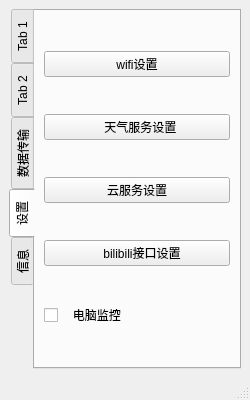
First picture: the form in Software/QT-rebuid/Sparrow/mainwindow.ui, repository Magiclxw/Sparrow, before the edit.
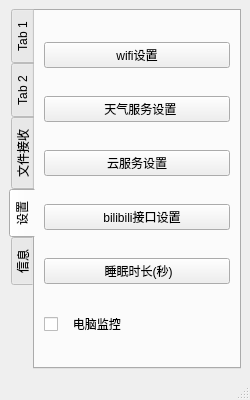
Second picture: the form after the edit.

Commit message: 20241007 Android: 1.添加重建工程； Qt： 1.添加睡眠时间设置； ESP32： 1.添加usb线程； 2.天假睡眠时间设置；

```diff
--- a/Software/QT-rebuid/Sparrow/mainwindow.ui
+++ b/Software/QT-rebuid/Sparrow/mainwindow.ui
@@ -48,7 +48,7 @@
       </widget>
       <widget class="QWidget" name="tab_3">
        <attribute name="title">
-        <string>数据传输</string>
+        <string>文件接收</string>
        </attribute>
       </widget>
       <widget class="QWidget" name="tab_4">
@@ -84,6 +84,13 @@
           </property>
          </widget>
         </item>
+        <item>
+         <widget class="QPushButton" name="btnSleepTime">
+          <property name="text">
+           <string> 睡眠时长(秒)</string>
+          </property>
+         </widget>
+        </item>
         <item>
          <widget class="QCheckBox" name="cbPCMonitor">
           <property name="text">
```
The commit also changes 167 other files.
